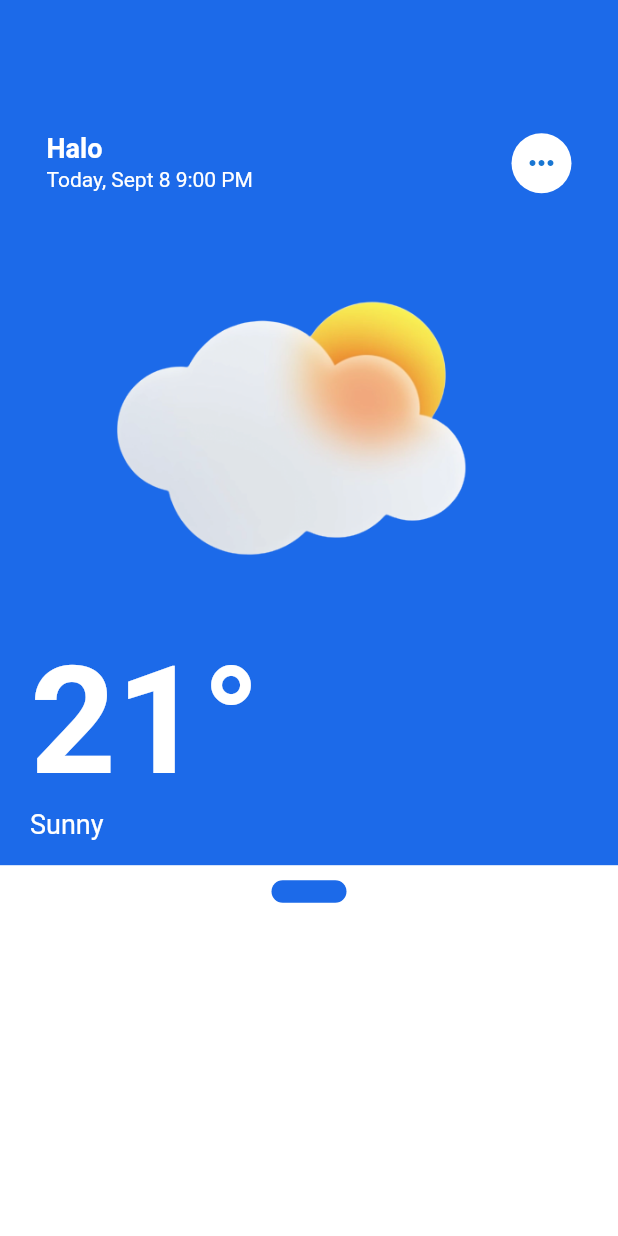
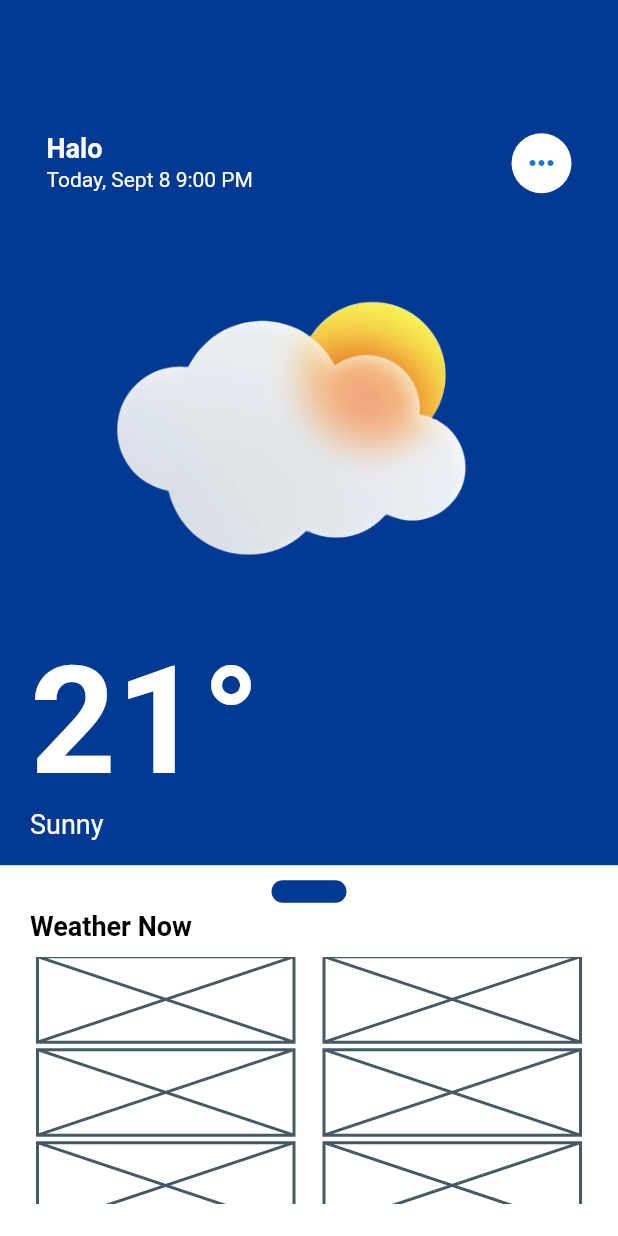
Before and after one commit to Codesait/wi_weather, a Flutter app: the screen it shows after launch, on a phone screen of 412 x 824 dp. Run offline on Flutter 3.47's test engine with Material 2 defaults, Android fonts, the phone set to English and light mode, and no system bars; our stand-ins replace logger.

Commit message:
added app assets

```diff
--- a/lib/components/custom/custom_modal/custom_modal.dart
+++ b/lib/components/custom/custom_modal/custom_modal.dart
@@ -1,6 +1,8 @@
 import 'package:flutter/material.dart';
 import 'package:wi_weather_app/components/custom/custom_modal/modal_controller.dart';
+import 'package:wi_weather_app/components/reusables/weather_large_text.dart';
 import 'package:wi_weather_app/res/constants/app_colors.dart';
+import 'package:wi_weather_app/utils/extension.dart';
 
 class CustomModal extends StatefulWidget {
   const CustomModal({super.key});
@@ -11,11 +13,11 @@ class CustomModal extends StatefulWidget {
 
 class _CustomModalState extends State<CustomModal>
     with SingleTickerProviderStateMixin {
-  final modalControler = ModalController();
+  final modalController = ModalController();
 
   @override
   void initState() {
-    modalControler.animationController = AnimationController(
+    modalController.animationController = AnimationController(
       vsync: this,
       duration: const Duration(milliseconds: 1500),
     );
@@ -24,29 +26,30 @@ class _CustomModalState extends State<CustomModal>
 
   @override
   void dispose() {
-    modalControler.animationController.dispose();
+    modalController.animationController.dispose();
     super.dispose();
   }
 
   @override
   Widget build(BuildContext context) {
     return AnimatedBuilder(
-      animation: modalControler.animationController,
+      animation: modalController.animationController,
       builder: (context, _) {
         return Positioned(
-          height: modalControler.modalHeight(),
+          height: modalController.modalHeight(),
           bottom: 0,
           left: 0,
           right: 0,
           child: GestureDetector(
-            onVerticalDragUpdate: modalControler.handleDragUpdate,
-            onVerticalDragEnd: modalControler.handleDragEnd,
+            onVerticalDragUpdate: modalController.handleDragUpdate,
+            onVerticalDragEnd: modalController.handleDragEnd,
             child: Container(
               color: Colors.white,
               padding: const EdgeInsets.symmetric(vertical: 10, horizontal: 10),
               child: Column(
                 children: [
                   modalPicker,
+                  CurrentWeatherDetails(modalController: modalController),
                 ],
               ),
             ),
@@ -65,3 +68,52 @@ class _CustomModalState extends State<CustomModal>
     ),
   );
 }
+
+class CurrentWeatherDetails extends StatelessWidget {
+  const CurrentWeatherDetails({
+    super.key,
+    required this.modalController,
+  });
+
+  final ModalController modalController;
+
+  @override
+  Widget build(BuildContext context) {
+    return Container(
+      height: modalController.modalMinHeight / 1.2,
+      width: fullWidth,
+      padding: const EdgeInsets.symmetric(horizontal: 10, vertical: 5),
+      child: Column(
+        crossAxisAlignment: CrossAxisAlignment.start,
+        mainAxisAlignment: MainAxisAlignment.spaceBetween,
+        children: [
+
+          // header text
+          const WeatherLargeText(),
+
+          // spacing
+          const SizedBox.square(
+            dimension: 10,
+          ),
+          Flexible(
+            child: GridView.builder(
+              itemCount: 6,
+              physics: const BouncingScrollPhysics(),
+              shrinkWrap: true,
+              padding: const EdgeInsets.symmetric(horizontal: 5),
+              itemBuilder: (context, index) {
+                return const SizedBox(height: 50, child: Placeholder());
+              },
+              gridDelegate: const SliverGridDelegateWithFixedCrossAxisCount(
+                crossAxisCount: 2,
+                mainAxisSpacing: 5,
+                crossAxisSpacing: 20,
+                childAspectRatio: 3,
+              ),
+            ),
+          ),
+        ],
+      ),
+    );
+  }
+}
--- a/lib/components/custom/wi_header/header_widget.dart
+++ b/lib/components/custom/wi_header/header_widget.dart
@@ -96,7 +96,7 @@ class WeatherReading extends StatelessWidget {
         crossAxisAlignment: CrossAxisAlignment.start,
         children: [
           Text(
-            '21'.indegree,
+            '21'.inDegree,
             style: const TextStyle(
                 fontSize: 100,
                 fontWeight: FontWeight.bold,
--- /dev/null
+++ b/lib/components/reusables/weather_large_text.dart
@@ -0,0 +1,16 @@
+import 'package:flutter/material.dart';
+import 'package:wi_weather_app/res/constants/app_colors.dart';
+
+class WeatherLargeText extends StatelessWidget {
+  const WeatherLargeText({super.key});
+
+  @override
+  Widget build(BuildContext context) {
+    return const Text('Weather Now',
+        style: TextStyle(
+          fontWeight: FontWeight.bold,
+          color: AppColors.black,
+          fontSize: 18,
+        ));
+  }
+}
--- a/lib/res/constants/app_colors.dart
+++ b/lib/res/constants/app_colors.dart
@@ -1,7 +1,7 @@
 import 'package:flutter/material.dart';
 
 class AppColors {
-  static const primary = Color.fromARGB(255, 28, 106, 233);
+  static const primary = Color.fromARGB(255, 1, 57, 147);
   static const scaffoldColor = Color(0xff4222A5);
   static const white = Color(0xffffffff);
   static const black = Color(0xff000000);
--- a/lib/utils/extension.dart
+++ b/lib/utils/extension.dart
@@ -8,5 +8,12 @@ double get fullWidth =>
     MediaQuery.of(navigatorKey.currentState!.context).size.width;
 
 extension StringSymbol on String {
-  String get indegree => '$this\u00B0';
+  String get inDegree => '$this\u00B0';
+  String get inKmPerHr => '$this+km/h';
+  String get inPercent => '$this+%';
 }
+
+extension AssetExtensions on String{
+  String get png => 'assets/images/$this.png';
+  String get svg => 'assets/icons/$this.svg';
+}
--- a/pubspec.yaml
+++ b/pubspec.yaml
@@ -34,6 +34,8 @@ dependencies:
 
   logger: ^1.1.0
 
+  flutter_svg: ^1.1.5
+
   cupertino_icons: ^1.0.2
 
 dev_dependencies:
@@ -63,6 +65,7 @@ flutter:
   # To add assets to your application, add an assets section, like this:
   assets:
     - assets/images/
+    - assets/icons/
 
   # An image asset can refer to one or more resolution-specific "variants", see
   # https://flutter.dev/assets-and-images/#resolution-aware
```
Also changed, not shown: assets/icons/air.svg (added), assets/icons/celsius-degrees.svg (added), assets/icons/humidity.svg (added), assets/icons/rain.svg (added), pubspec.lock.
